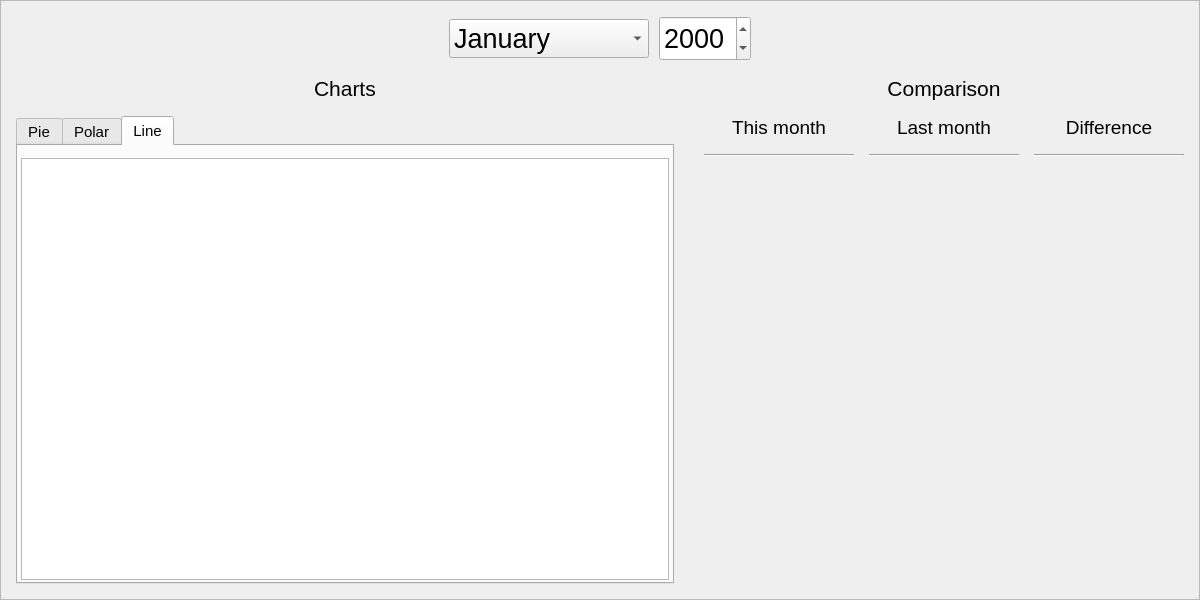
someretical/TheoreticalDiary, file src/gui/diarystats.ui: the form before one commit.
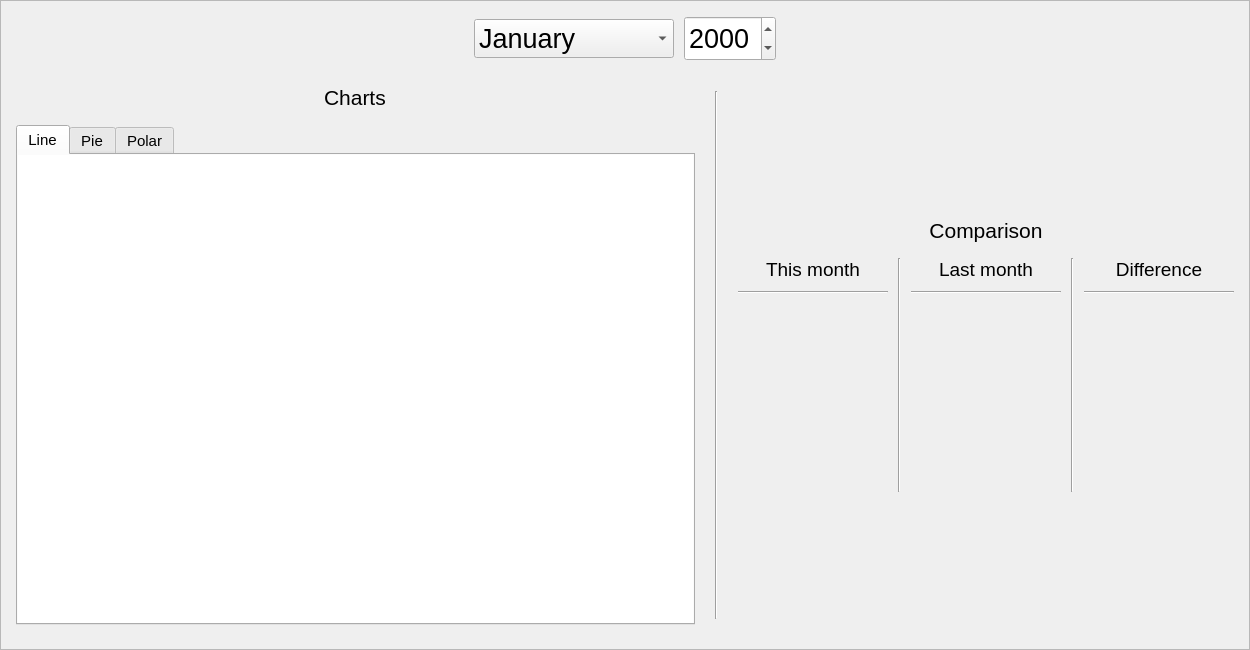
The form after the commit. The open tabs and pages were chosen to show the change. Custom widgets are drawn as their Qt base class.

Commit message:
made diary statistics tab scale properly
- refactored pixel size calculating in diary pixels tab
- fixed charts being able to scroll
- upped version

What changed in the file:
```diff
--- a/src/gui/diarystats.ui
+++ b/src/gui/diarystats.ui
@@ -2,20 +2,18 @@
 <ui version="4.0">
  <class>DiaryStats</class>
  <widget class="QWidget" name="DiaryStats">
-  <property name="geometry">
-   <rect>
-    <x>0</x>
-    <y>0</y>
-    <width>1200</width>
-    <height>600</height>
-   </rect>
-  </property>
   <property name="sizePolicy">
-   <sizepolicy hsizetype="Fixed" vsizetype="Fixed">
+   <sizepolicy hsizetype="Expanding" vsizetype="Expanding">
     <horstretch>0</horstretch>
     <verstretch>0</verstretch>
    </sizepolicy>
   </property>
+  <property name="minimumSize">
+   <size>
+    <width>1250</width>
+    <height>650</height>
+   </size>
+  </property>
   <property name="windowTitle">
    <string>Form</string>
   </property>
@@ -38,17 +36,11 @@
    <item row="0" column="0">
     <widget class="QFrame" name="frame">
      <property name="sizePolicy">
-      <sizepolicy hsizetype="Fixed" vsizetype="Fixed">
+      <sizepolicy hsizetype="Expanding" vsizetype="Expanding">
        <horstretch>0</horstretch>
        <verstretch>0</verstretch>
       </sizepolicy>
      </property>
-     <property name="minimumSize">
-      <size>
-       <width>1200</width>
-       <height>600</height>
-      </size>
-     </property>
      <property name="frameShape">
       <enum>QFrame::StyledPanel</enum>
      </property>
@@ -293,17 +285,22 @@
        </layout>
       </item>
       <item row="1" column="0">
-       <layout class="QGridLayout" name="gridLayout_10">
-        <property name="rightMargin">
+       <layout class="QGridLayout" name="gridLayout_9">
+        <property name="horizontalSpacing">
+         <number>20</number>
+        </property>
+        <property name="verticalSpacing">
          <number>0</number>
         </property>
+        <item row="0" column="3">
+         <layout class="QGridLayout" name="comparison">
         <property name="horizontalSpacing">
-         <number>30</number>
+           <number>10</number>
         </property>
         <property name="verticalSpacing">
-         <number>15</number>
-        </property>
-        <item row="0" column="1" alignment="Qt::AlignHCenter">
+           <number>0</number>
+          </property>
+          <item row="1" column="2">
          <widget class="QLabel" name="label_2">
           <property name="font">
            <font>
@@ -318,337 +315,15 @@
           </property>
          </widget>
         </item>
-        <item row="1" column="0">
-         <layout class="QGridLayout" name="gridLayout_9">
-          <property name="spacing">
+          <item row="3" column="4">
+           <layout class="QGridLayout" name="difference">
+            <property name="horizontalSpacing">
            <number>0</number>
           </property>
-          <item row="0" column="0">
-           <widget class="QTabWidget" name="charts">
-            <property name="sizePolicy">
-             <sizepolicy hsizetype="Expanding" vsizetype="Preferred">
-              <horstretch>0</horstretch>
-              <verstretch>0</verstretch>
-             </sizepolicy>
-            </property>
-            <property name="font">
-             <font>
-              <pointsize>11</pointsize>
-             </font>
-            </property>
-            <property name="currentIndex">
-             <number>0</number>
-            </property>
-            <widget class="QWidget" name="pie">
-             <attribute name="title">
-              <string>Pie</string>
-             </attribute>
-             <layout class="QGridLayout" name="gridLayout_7">
-              <property name="leftMargin">
-               <number>0</number>
-              </property>
-              <property name="topMargin">
+            <property name="verticalSpacing">
                <number>10</number>
               </property>
-              <property name="rightMargin">
-               <number>0</number>
-              </property>
-              <property name="bottomMargin">
-               <number>0</number>
-              </property>
-              <property name="spacing">
-               <number>0</number>
-              </property>
-              <item row="0" column="0">
-               <widget class="QChartView" name="pie_chart_view">
-                <property name="sizePolicy">
-                 <sizepolicy hsizetype="Expanding" vsizetype="Fixed">
-                  <horstretch>0</horstretch>
-                  <verstretch>0</verstretch>
-                 </sizepolicy>
-                </property>
-                <property name="minimumSize">
-                 <size>
-                  <width>0</width>
-                  <height>422</height>
-                 </size>
-                </property>
-               </widget>
-              </item>
-             </layout>
-            </widget>
-            <widget class="QWidget" name="polar">
-             <attribute name="title">
-              <string>Polar</string>
-             </attribute>
-             <layout class="QGridLayout" name="gridLayout_3">
-              <property name="leftMargin">
-               <number>0</number>
-              </property>
-              <property name="topMargin">
-               <number>10</number>
-              </property>
-              <property name="rightMargin">
-               <number>0</number>
-              </property>
-              <property name="bottomMargin">
-               <number>0</number>
-              </property>
-              <property name="spacing">
-               <number>0</number>
-              </property>
-              <item row="1" column="0">
-               <widget class="QChartView" name="polar_chart_view">
-                <property name="sizePolicy">
-                 <sizepolicy hsizetype="Expanding" vsizetype="Fixed">
-                  <horstretch>0</horstretch>
-                  <verstretch>0</verstretch>
-                 </sizepolicy>
-                </property>
-                <property name="minimumSize">
-                 <size>
-                  <width>0</width>
-                  <height>422</height>
-                 </size>
-                </property>
-               </widget>
-              </item>
-             </layout>
-            </widget>
-            <widget class="QWidget" name="spline">
-             <attribute name="title">
-              <string>Line</string>
-             </attribute>
-             <layout class="QGridLayout" name="gridLayout_2">
-              <property name="leftMargin">
-               <number>0</number>
-              </property>
-              <property name="topMargin">
-               <number>10</number>
-              </property>
-              <property name="rightMargin">
-               <number>0</number>
-              </property>
-              <property name="bottomMargin">
-               <number>0</number>
-              </property>
-              <property name="spacing">
-               <number>0</number>
-              </property>
-              <item row="0" column="1">
-               <widget class="QChartView" name="spline_chart_view">
-                <property name="sizePolicy">
-                 <sizepolicy hsizetype="Fixed" vsizetype="Fixed">
-                  <horstretch>0</horstretch>
-                  <verstretch>0</verstretch>
-                 </sizepolicy>
-                </property>
-                <property name="minimumSize">
-                 <size>
-                  <width>648</width>
-                  <height>422</height>
-                 </size>
-                </property>
-               </widget>
-              </item>
-             </layout>
-            </widget>
-           </widget>
-          </item>
-         </layout>
-        </item>
-        <item row="1" column="1">
-         <layout class="QGridLayout" name="gridLayout_11">
-          <property name="bottomMargin">
-           <number>15</number>
-          </property>
-          <property name="spacing">
-           <number>15</number>
-          </property>
-          <item row="0" column="1" alignment="Qt::AlignHCenter">
-           <widget class="QLabel" name="label_4">
-            <property name="sizePolicy">
-             <sizepolicy hsizetype="Fixed" vsizetype="Preferred">
-              <horstretch>0</horstretch>
-              <verstretch>0</verstretch>
-             </sizepolicy>
-            </property>
-            <property name="minimumSize">
-             <size>
-              <width>150</width>
-              <height>0</height>
-             </size>
-            </property>
-            <property name="font">
-             <font>
-              <pointsize>14</pointsize>
-             </font>
-            </property>
-            <property name="text">
-             <string>Last month</string>
-            </property>
-            <property name="alignment">
-             <set>Qt::AlignCenter</set>
-            </property>
-           </widget>
-          </item>
           <item row="2" column="0">
-           <layout class="QGridLayout" name="gridLayout_5">
-            <property name="bottomMargin">
-             <number>0</number>
-            </property>
-            <property name="spacing">
-             <number>15</number>
-            </property>
-            <item row="2" column="0" alignment="Qt::AlignLeft">
-             <widget class="QLabel" name="ok">
-              <property name="text">
-               <string/>
-              </property>
-             </widget>
-            </item>
-            <item row="1" column="0" alignment="Qt::AlignLeft">
-             <widget class="QLabel" name="bad">
-              <property name="text">
-               <string/>
-              </property>
-             </widget>
-            </item>
-            <item row="4" column="0" alignment="Qt::AlignLeft">
-             <widget class="QLabel" name="very_good">
-              <property name="text">
-               <string/>
-              </property>
-             </widget>
-            </item>
-            <item row="6" column="0" alignment="Qt::AlignLeft">
-             <widget class="QLabel" name="starred">
-              <property name="text">
-               <string/>
-              </property>
-             </widget>
-            </item>
-            <item row="3" column="0" alignment="Qt::AlignLeft">
-             <widget class="QLabel" name="good">
-              <property name="text">
-               <string/>
-              </property>
-             </widget>
-            </item>
-            <item row="0" column="0" alignment="Qt::AlignLeft">
-             <widget class="QLabel" name="very_bad">
-              <property name="text">
-               <string/>
-              </property>
-             </widget>
-            </item>
-            <item row="5" column="0" alignment="Qt::AlignLeft">
-             <widget class="QLabel" name="unknown">
-              <property name="text">
-               <string/>
-              </property>
-             </widget>
-            </item>
-            <item row="1" column="1" alignment="Qt::AlignLeft">
-             <widget class="QLabel" name="t2">
-              <property name="text">
-               <string/>
-              </property>
-             </widget>
-            </item>
-            <item row="2" column="1" alignment="Qt::AlignLeft">
-             <widget class="QLabel" name="t3">
-              <property name="text">
-               <string/>
-              </property>
-             </widget>
-            </item>
-            <item row="3" column="1" alignment="Qt::AlignLeft">
-             <widget class="QLabel" name="t4">
-              <property name="text">
-               <string/>
-              </property>
-             </widget>
-            </item>
-            <item row="4" column="1" alignment="Qt::AlignLeft">
-             <widget class="QLabel" name="t5">
-              <property name="text">
-               <string/>
-              </property>
-             </widget>
-            </item>
-            <item row="5" column="1" alignment="Qt::AlignLeft">
-             <widget class="QLabel" name="t0">
-              <property name="text">
-               <string/>
-              </property>
-             </widget>
-            </item>
-            <item row="6" column="1" alignment="Qt::AlignLeft">
-             <widget class="QLabel" name="ts">
-              <property name="text">
-               <string/>
-              </property>
-             </widget>
-            </item>
-            <item row="0" column="1" alignment="Qt::AlignLeft">
-             <widget class="QLabel" name="t1">
-              <property name="text">
-               <string/>
-              </property>
-             </widget>
-            </item>
-           </layout>
-          </item>
-          <item row="0" column="0" alignment="Qt::AlignHCenter">
-           <widget class="QLabel" name="label_3">
-            <property name="sizePolicy">
-             <sizepolicy hsizetype="Fixed" vsizetype="Preferred">
-              <horstretch>0</horstretch>
-              <verstretch>0</verstretch>
-             </sizepolicy>
-            </property>
-            <property name="minimumSize">
-             <size>
-              <width>150</width>
-              <height>0</height>
-             </size>
-            </property>
-            <property name="font">
-             <font>
-              <pointsize>14</pointsize>
-             </font>
-            </property>
-            <property name="text">
-             <string>This month</string>
-            </property>
-            <property name="alignment">
-             <set>Qt::AlignCenter</set>
-            </property>
-           </widget>
-          </item>
-          <item row="1" column="0">
-           <widget class="Line" name="line_2">
-            <property name="orientation">
-             <enum>Qt::Horizontal</enum>
-            </property>
-           </widget>
-          </item>
-          <item row="1" column="2">
-           <widget class="Line" name="line_3">
-            <property name="orientation">
-             <enum>Qt::Horizontal</enum>
-            </property>
-           </widget>
-          </item>
-          <item row="1" column="1">
-           <widget class="Line" name="line">
-            <property name="orientation">
-             <enum>Qt::Horizontal</enum>
-            </property>
-           </widget>
-          </item>
-          <item row="2" column="2">
            <layout class="QGridLayout" name="gridLayout_12">
             <property name="spacing">
              <number>15</number>
@@ -753,7 +428,7 @@
             </item>
            </layout>
           </item>
-          <item row="0" column="2" alignment="Qt::AlignHCenter">
+            <item row="0" column="0">
            <widget class="QLabel" name="label_5">
             <property name="sizePolicy">
              <sizepolicy hsizetype="Fixed" vsizetype="Preferred">
@@ -780,20 +455,246 @@
             </property>
            </widget>
           </item>
+            <item row="1" column="0">
+             <widget class="Line" name="line_3">
+              <property name="orientation">
+               <enum>Qt::Horizontal</enum>
+              </property>
+             </widget>
+            </item>
+           </layout>
+          </item>
+          <item row="3" column="0">
+           <layout class="QGridLayout" name="this_month">
+            <property name="horizontalSpacing">
+             <number>0</number>
+            </property>
+            <property name="verticalSpacing">
+             <number>10</number>
+            </property>
+            <item row="0" column="0">
+             <widget class="QLabel" name="label_3">
+              <property name="sizePolicy">
+               <sizepolicy hsizetype="Fixed" vsizetype="Preferred">
+                <horstretch>0</horstretch>
+                <verstretch>0</verstretch>
+               </sizepolicy>
+              </property>
+              <property name="minimumSize">
+               <size>
+                <width>150</width>
+                <height>0</height>
+               </size>
+              </property>
+              <property name="font">
+               <font>
+                <pointsize>14</pointsize>
+               </font>
+              </property>
+              <property name="text">
+               <string>This month</string>
+              </property>
+              <property name="alignment">
+               <set>Qt::AlignCenter</set>
+              </property>
+             </widget>
+            </item>
+            <item row="1" column="0">
+             <widget class="Line" name="line_2">
+              <property name="orientation">
+               <enum>Qt::Horizontal</enum>
+              </property>
+             </widget>
+            </item>
+            <item row="2" column="0">
+             <layout class="QGridLayout" name="gridLayout_5">
+              <property name="bottomMargin">
+               <number>0</number>
+              </property>
+              <property name="spacing">
+               <number>15</number>
+              </property>
+              <item row="2" column="0" alignment="Qt::AlignLeft">
+               <widget class="QLabel" name="ok">
+                <property name="text">
+                 <string/>
+                </property>
+               </widget>
+              </item>
+              <item row="1" column="0" alignment="Qt::AlignLeft">
+               <widget class="QLabel" name="bad">
+                <property name="text">
+                 <string/>
+                </property>
+               </widget>
+              </item>
+              <item row="4" column="0" alignment="Qt::AlignLeft">
+               <widget class="QLabel" name="very_good">
+                <property name="text">
+                 <string/>
+                </property>
+               </widget>
+              </item>
+              <item row="6" column="0" alignment="Qt::AlignLeft">
+               <widget class="QLabel" name="starred">
+                <property name="text">
+                 <string/>
+                </property>
+               </widget>
+              </item>
+              <item row="3" column="0" alignment="Qt::AlignLeft">
+               <widget class="QLabel" name="good">
+                <property name="text">
+                 <string/>
+                </property>
+               </widget>
+              </item>
+              <item row="0" column="0" alignment="Qt::AlignLeft">
+               <widget class="QLabel" name="very_bad">
+                <property name="text">
+                 <string/>
+                </property>
+               </widget>
+              </item>
+              <item row="5" column="0" alignment="Qt::AlignLeft">
+               <widget class="QLabel" name="unknown">
+                <property name="text">
+                 <string/>
+                </property>
+               </widget>
+              </item>
+              <item row="1" column="1" alignment="Qt::AlignLeft">
+               <widget class="QLabel" name="t2">
+                <property name="text">
+                 <string/>
+                </property>
+               </widget>
+              </item>
+              <item row="2" column="1" alignment="Qt::AlignLeft">
+               <widget class="QLabel" name="t3">
+                <property name="text">
+                 <string/>
+                </property>
+               </widget>
+              </item>
+              <item row="3" column="1" alignment="Qt::AlignLeft">
+               <widget class="QLabel" name="t4">
+                <property name="text">
+                 <string/>
+                </property>
+               </widget>
+              </item>
+              <item row="4" column="1" alignment="Qt::AlignLeft">
+               <widget class="QLabel" name="t5">
+                <property name="text">
+                 <string/>
+                </property>
+               </widget>
+              </item>
+              <item row="5" column="1" alignment="Qt::AlignLeft">
+               <widget class="QLabel" name="t0">
+                <property name="text">
+                 <string/>
+                </property>
+               </widget>
+              </item>
+              <item row="6" column="1" alignment="Qt::AlignLeft">
+               <widget class="QLabel" name="ts">
+                <property name="text">
+                 <string/>
+                </property>
+               </widget>
+              </item>
+              <item row="0" column="1" alignment="Qt::AlignLeft">
+               <widget class="QLabel" name="t1">
+                <property name="text">
+                 <string/>
+                </property>
+               </widget>
+              </item>
+             </layout>
+            </item>
+           </layout>
+          </item>
           <item row="3" column="1">
+           <widget class="Line" name="line_4">
+            <property name="orientation">
+             <enum>Qt::Vertical</enum>
+            </property>
+           </widget>
+          </item>
+          <item row="0" column="2">
+           <spacer name="verticalSpacer_5">
+            <property name="orientation">
+             <enum>Qt::Vertical</enum>
+            </property>
+            <property name="sizeHint" stdset="0">
+             <size>
+              <width>20</width>
+              <height>0</height>
+             </size>
+            </property>
+           </spacer>
+          </item>
+          <item row="3" column="3">
+           <widget class="Line" name="line_5">
+            <property name="orientation">
+             <enum>Qt::Vertical</enum>
+            </property>
+           </widget>
+          </item>
+          <item row="2" column="2">
            <spacer name="verticalSpacer">
             <property name="orientation">
              <enum>Qt::Vertical</enum>
             </property>
+            <property name="sizeType">
+             <enum>QSizePolicy::Fixed</enum>
+            </property>
             <property name="sizeHint" stdset="0">
              <size>
               <width>20</width>
-              <height>0</height>
+              <height>15</height>
              </size>
             </property>
            </spacer>
           </item>
-          <item row="2" column="1">
+          <item row="3" column="2">
+           <layout class="QGridLayout" name="last_month">
+            <property name="horizontalSpacing">
+             <number>0</number>
+            </property>
+            <property name="verticalSpacing">
+             <number>10</number>
+            </property>
+            <item row="1" column="0">
+             <widget class="QLabel" name="label_4">
+              <property name="sizePolicy">
+               <sizepolicy hsizetype="Fixed" vsizetype="Preferred">
+                <horstretch>0</horstretch>
+                <verstretch>0</verstretch>
+               </sizepolicy>
+              </property>
+              <property name="minimumSize">
+               <size>
+                <width>150</width>
+                <height>0</height>
+               </size>
+              </property>
+              <property name="font">
+               <font>
+                <pointsize>14</pointsize>
+               </font>
+              </property>
+              <property name="text">
+               <string>Last month</string>
+              </property>
+              <property name="alignment">
+               <set>Qt::AlignCenter</set>
+              </property>
+             </widget>
+            </item>
+            <item row="3" column="0">
            <layout class="QGridLayout" name="gridLayout_8">
             <property name="spacing">
              <number>15</number>
@@ -896,11 +797,84 @@
               </property>
              </widget>
             </item>
-           </layout>
-          </item>
-         </layout>
-        </item>
-        <item row="0" column="0" alignment="Qt::AlignHCenter">
+              <item row="0" column="2">
+               <widget class="QLabel" name="l1">
+                <property name="text">
+                 <string/>
+                </property>
+               </widget>
+              </item>
+             </layout>
+            </item>
+            <item row="2" column="0">
+             <widget class="Line" name="line">
+              <property name="orientation">
+               <enum>Qt::Horizontal</enum>
+              </property>
+             </widget>
+            </item>
+           </layout>
+          </item>
+          <item row="4" column="2">
+           <spacer name="verticalSpacer_6">
+            <property name="orientation">
+             <enum>Qt::Vertical</enum>
+            </property>
+            <property name="sizeHint" stdset="0">
+             <size>
+              <width>20</width>
+              <height>0</height>
+             </size>
+            </property>
+           </spacer>
+          </item>
+         </layout>
+        </item>
+        <item row="0" column="1">
+         <layout class="QGridLayout" name="gridLayout_10">
+          <property name="topMargin">
+           <number>15</number>
+          </property>
+          <property name="rightMargin">
+           <number>0</number>
+          </property>
+          <property name="bottomMargin">
+           <number>15</number>
+          </property>
+          <property name="spacing">
+           <number>0</number>
+          </property>
+          <item row="0" column="0">
+           <widget class="Line" name="line_6">
+            <property name="orientation">
+             <enum>Qt::Vertical</enum>
+            </property>
+           </widget>
+          </item>
+         </layout>
+        </item>
+        <item row="0" column="0">
+         <layout class="QGridLayout" name="chart_part">
+          <property name="spacing">
+           <number>0</number>
+          </property>
+          <item row="2" column="0">
+           <spacer name="verticalSpacer_4">
+            <property name="orientation">
+             <enum>Qt::Vertical</enum>
+            </property>
+            <property name="sizeType">
+             <enum>QSizePolicy::Fixed</enum>
+            </property>
+            <property name="sizeHint" stdset="0">
+             <size>
+              <width>20</width>
+              <height>15</height>
+             </size>
+            </property>
+           </spacer>
+          </item>
+          <item row="1" column="0" alignment="Qt::AlignHCenter">
          <widget class="QLabel" name="label">
           <property name="font">
            <font>
@@ -911,6 +885,181 @@
            <string>Charts</string>
           </property>
          </widget>
+          </item>
+          <item row="3" column="0">
+           <widget class="QTabWidget" name="charts">
+            <property name="sizePolicy">
+             <sizepolicy hsizetype="Expanding" vsizetype="Expanding">
+              <horstretch>0</horstretch>
+              <verstretch>0</verstretch>
+             </sizepolicy>
+            </property>
+            <property name="minimumSize">
+             <size>
+              <width>0</width>
+              <height>500</height>
+             </size>
+            </property>
+            <property name="font">
+             <font>
+              <pointsize>11</pointsize>
+             </font>
+            </property>
+            <property name="currentIndex">
+             <number>0</number>
+            </property>
+            <widget class="QWidget" name="spline">
+             <property name="sizePolicy">
+              <sizepolicy hsizetype="Expanding" vsizetype="Expanding">
+               <horstretch>0</horstretch>
+               <verstretch>0</verstretch>
+              </sizepolicy>
+             </property>
+             <attribute name="title">
+              <string>Line</string>
+             </attribute>
+             <layout class="QGridLayout" name="gridLayout_2">
+              <property name="leftMargin">
+               <number>0</number>
+              </property>
+              <property name="topMargin">
+               <number>0</number>
+              </property>
+              <property name="rightMargin">
+               <number>0</number>
+              </property>
+              <property name="bottomMargin">
+               <number>0</number>
+              </property>
+              <property name="spacing">
+               <number>0</number>
+              </property>
+              <item row="0" column="0">
+               <widget class="QChartView" name="spline_chart_view">
+                <property name="sizePolicy">
+                 <sizepolicy hsizetype="Expanding" vsizetype="Expanding">
+                  <horstretch>0</horstretch>
+                  <verstretch>0</verstretch>
+                 </sizepolicy>
+                </property>
+                <property name="styleSheet">
+                 <string notr="true">border: none;</string>
+                </property>
+               </widget>
+              </item>
+             </layout>
+            </widget>
+            <widget class="QWidget" name="pie">
+             <property name="sizePolicy">
+              <sizepolicy hsizetype="Expanding" vsizetype="Expanding">
+               <horstretch>0</horstretch>
+               <verstretch>0</verstretch>
+              </sizepolicy>
+             </property>
+             <attribute name="title">
+              <string>Pie</string>
+             </attribute>
+             <layout class="QGridLayout" name="gridLayout_7">
+              <property name="leftMargin">
+               <number>0</number>
+              </property>
+              <property name="topMargin">
+               <number>0</number>
+              </property>
+              <property name="rightMargin">
+               <number>0</number>
+              </property>
+              <property name="bottomMargin">
+               <number>0</number>
+              </property>
+              <property name="spacing">
+               <number>0</number>
+              </property>
+              <item row="0" column="0">
+               <widget class="QChartView" name="pie_chart_view">
+                <property name="sizePolicy">
+                 <sizepolicy hsizetype="Expanding" vsizetype="Expanding">
+                  <horstretch>0</horstretch>
+                  <verstretch>0</verstretch>
+                 </sizepolicy>
+                </property>
+                <property name="styleSheet">
+                 <string notr="true">border: none;</string>
+                </property>
+               </widget>
+              </item>
+             </layout>
+            </widget>
+            <widget class="QWidget" name="polar">
+             <property name="sizePolicy">
+              <sizepolicy hsizetype="Expanding" vsizetype="Expanding">
+               <horstretch>0</horstretch>
+               <verstretch>0</verstretch>
+              </sizepolicy>
+             </property>
+             <attribute name="title">
+              <string>Polar</string>
+             </attribute>
+             <layout class="QGridLayout" name="gridLayout_3">
+              <property name="leftMargin">
+               <number>0</number>
+              </property>
+              <property name="topMargin">
+               <number>0</number>
+              </property>
+              <property name="rightMargin">
+               <number>0</number>
+              </property>
+              <property name="bottomMargin">
+               <number>0</number>
+              </property>
+              <property name="spacing">
+               <number>0</number>
+              </property>
+              <item row="1" column="0">
+               <widget class="QChartView" name="polar_chart_view">
+                <property name="sizePolicy">
+                 <sizepolicy hsizetype="Expanding" vsizetype="Expanding">
+                  <horstretch>0</horstretch>
+                  <verstretch>0</verstretch>
+                 </sizepolicy>
+                </property>
+                <property name="styleSheet">
+                 <string notr="true">border: none;</string>
+                </property>
+               </widget>
+              </item>
+             </layout>
+            </widget>
+           </widget>
+          </item>
+          <item row="4" column="0">
+           <spacer name="verticalSpacer_3">
+            <property name="orientation">
+             <enum>Qt::Vertical</enum>
+            </property>
+            <property name="sizeHint" stdset="0">
+             <size>
+              <width>20</width>
+              <height>0</height>
+             </size>
+            </property>
+           </spacer>
+          </item>
+          <item row="0" column="0">
+           <spacer name="verticalSpacer_2">
+            <property name="orientation">
+             <enum>Qt::Vertical</enum>
+            </property>
+            <property name="sizeHint" stdset="0">
+             <size>
+              <width>20</width>
+              <height>0</height>
+             </size>
+            </property>
+           </spacer>
+          </item>
+         </layout>
         </item>
        </layout>
       </item>
```
Left out of the diff: 75 changed lines with no effect on the pictures. Lines whose indentation alone changed are shown as unchanged. The commit also changes 4 other files.
